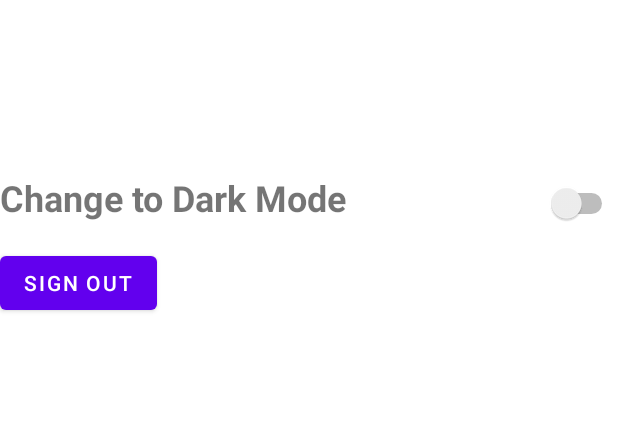
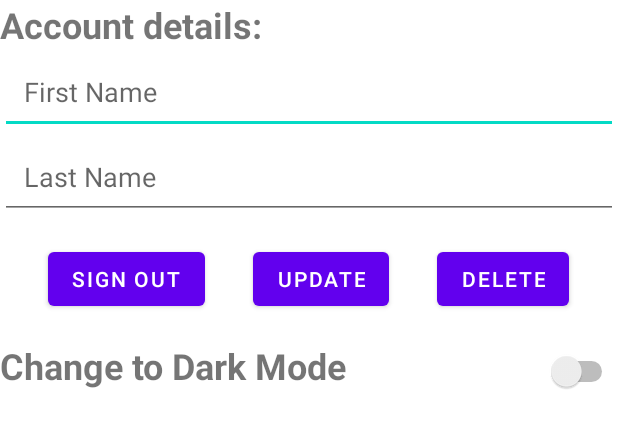
Before and after one commit to VassilevEmil/AndroidProject, an Android app: the layout fragment_settings.xml on its own in the app's theme, with its tools: preview values and no code run, on a phone screen of 412 x 824 dp. Shown: the top 428 px of the screen. Run offline under Robolectric (Android 15) with nearby library versions, the phone set to English and light mode, and no system bars.

Commit message:
Add delete and update user profile

```diff
--- a/app/src/main/java/com/example/androidproject/DAO/Wallet/IUserDAO.java
+++ b/app/src/main/java/com/example/androidproject/DAO/Wallet/IUserDAO.java
@@ -10,7 +10,7 @@ import com.google.firebase.auth.FirebaseUser;
 
 public interface IUserDAO {
     void addUser(Activity activity, User user, String password);
-    void removeUser(User user);
+    void removeUser(String uid);
     void updateUser(User newUser);
     MutableLiveData<User> getUser(String uid);
     LiveData<FirebaseUser> getCurrentUser();
--- a/app/src/main/java/com/example/androidproject/DAO/Wallet/UserDAO.java
+++ b/app/src/main/java/com/example/androidproject/DAO/Wallet/UserDAO.java
@@ -84,8 +84,8 @@ public class UserDAO implements IUserDAO{
     }
 
     @Override
-    public void removeUser(User user) {
-        firebaseDatabase.collection(collectionPath).document(user.getUid())
+    public void removeUser(String uid) {
+        firebaseDatabase.collection(collectionPath).document(uid)
                 .delete()
                 .addOnSuccessListener(new OnSuccessListener<Void>() {
                     @Override
@@ -99,6 +99,8 @@ public class UserDAO implements IUserDAO{
                         Log.w(TAG, "Error deleting document", e);
                     }
                 });
+        firebaseAuth.getCurrentUser().delete();
+        firebaseAuth.signOut();
     }
 
     @Override
--- a/app/src/main/java/com/example/androidproject/Model/Wallet/UserRepository.java
+++ b/app/src/main/java/com/example/androidproject/Model/Wallet/UserRepository.java
@@ -43,9 +43,9 @@ public class UserRepository {
         return userDAO.getUserModal();
     }
 
-    public void removeUser(User user)
+    public void removeUser(String uid)
     {
-        userDAO.removeUser(user);
+        userDAO.removeUser(uid);
     }
 
     public void updateUser(User user)
--- a/app/src/main/java/com/example/androidproject/UI/Login_Register/RegisterFragment.java
+++ b/app/src/main/java/com/example/androidproject/UI/Login_Register/RegisterFragment.java
@@ -81,7 +81,7 @@ public class RegisterFragment extends Fragment {
                 local.setEmail(email);
 
                 if (!email.isEmpty() && !pass.isEmpty()){
-                    viewModel.registerAccount(null,local, pass);
+                    viewModel.registerAccount((Activity) view.getContext(),local, pass);
                 }
 
             }
--- a/app/src/main/java/com/example/androidproject/ViewModel/WalletVM/WalletViewModel.java
+++ b/app/src/main/java/com/example/androidproject/ViewModel/WalletVM/WalletViewModel.java
@@ -56,9 +56,9 @@ public class WalletViewModel extends AndroidViewModel  {
         return userRepository.getUser();
     }
 
-    public void removeUser(User user)
+    public void removeUser(String uid)
     {
-        userRepository.removeUser(user);
+        userRepository.removeUser(uid);
     }
 
     public void updateUser(User user)
@@ -73,4 +73,6 @@ public class WalletViewModel extends AndroidViewModel  {
         userRepository.signOut();
     }
 
+
+
 }
--- a/app/src/main/res/layout/fragment_settings.xml
+++ b/app/src/main/res/layout/fragment_settings.xml
@@ -12,11 +12,93 @@
         android:orientation="vertical">
 
         <TextView
-            android:id="@+id/navigation_settings_user_details"
             android:layout_width="match_parent"
-            android:layout_height="99dp">
+            android:layout_height="wrap_content"
+            android:text="Account details:"
+            android:textSize="24sp"
+            android:textStyle="bold">
 
         </TextView>
+
+        <EditText
+            android:id="@+id/navigation_settings_user_firstName"
+            android:layout_width="match_parent"
+            android:layout_height="wrap_content"
+            android:drawablePadding="16dp"
+            android:ems="10"
+            android:hint="First Name"
+            android:inputType="text"
+            android:minHeight="48dp"
+            android:padding="16dp"
+            app:layout_constraintEnd_toEndOf="parent"
+            app:layout_constraintStart_toStartOf="parent"
+            tools:ignore="MissingConstraints"
+            tools:layout_editor_absoluteY="16dp" />
+
+        <EditText
+            android:id="@+id/navigation_settings_user_lastName"
+            android:layout_width="match_parent"
+            android:layout_height="wrap_content"
+            android:drawablePadding="16dp"
+            android:ems="10"
+            android:hint="Last Name"
+            android:inputType="text"
+            android:minHeight="48dp"
+            android:padding="16dp"
+            app:layout_constraintEnd_toEndOf="parent"
+            app:layout_constraintStart_toStartOf="parent"
+            tools:ignore="MissingConstraints"
+            tools:layout_editor_absoluteY="16dp" />
+
+    <LinearLayout
+        android:layout_width="match_parent"
+        android:layout_height="65dp"
+        android:orientation="horizontal"
+        android:paddingTop="16dp">
+
+        <Space
+            android:layout_width="wrap_content"
+            android:layout_height="wrap_content"
+            android:layout_weight="1" />
+
+        <Button
+            android:id="@+id/navigation_settings_sign_out"
+            android:layout_width="wrap_content"
+            android:layout_height="wrap_content"
+            android:text="@string/sign_out">
+        </Button>
+
+        <Space
+            android:layout_width="wrap_content"
+            android:layout_height="wrap_content"
+            android:layout_weight="1" />
+
+        <Button
+            android:id="@+id/navigation_settings_user_update"
+            android:layout_width="wrap_content"
+            android:layout_height="wrap_content"
+            android:text="update">
+        </Button>
+
+        <Space
+            android:layout_width="wrap_content"
+            android:layout_height="wrap_content"
+            android:layout_weight="1" />
+
+        <Button
+            android:id="@+id/navigation_settings_user_delete"
+            android:layout_width="wrap_content"
+            android:layout_height="wrap_content"
+            android:text="Delete">
+        </Button>
+
+        <Space
+            android:layout_width="wrap_content"
+            android:layout_height="wrap_content"
+            android:layout_weight="1" />
+
+    </LinearLayout>
+
 
         <LinearLayout
             android:layout_width="match_parent"
@@ -47,14 +129,6 @@
 
         </LinearLayout>
 
-        <Button
-            android:id="@+id/navigation_settings_sign_out"
-            android:layout_width="wrap_content"
-            android:layout_height="wrap_content"
-            android:text="@string/sign_out">
-
-        </Button>
-
     </LinearLayout>
 
 
```
Also changed, not shown: app/src/main/java/com/example/androidproject/UI/Settings/SettingsFragment.java (+40 -16 lines).
